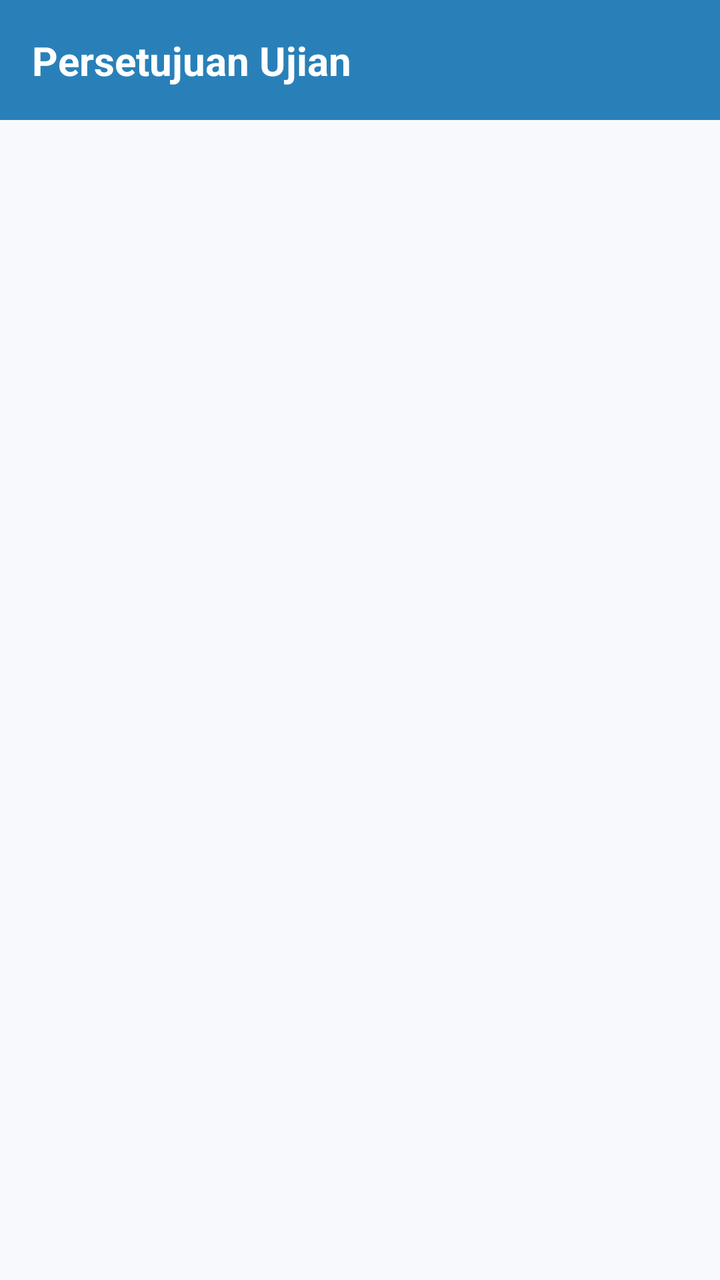
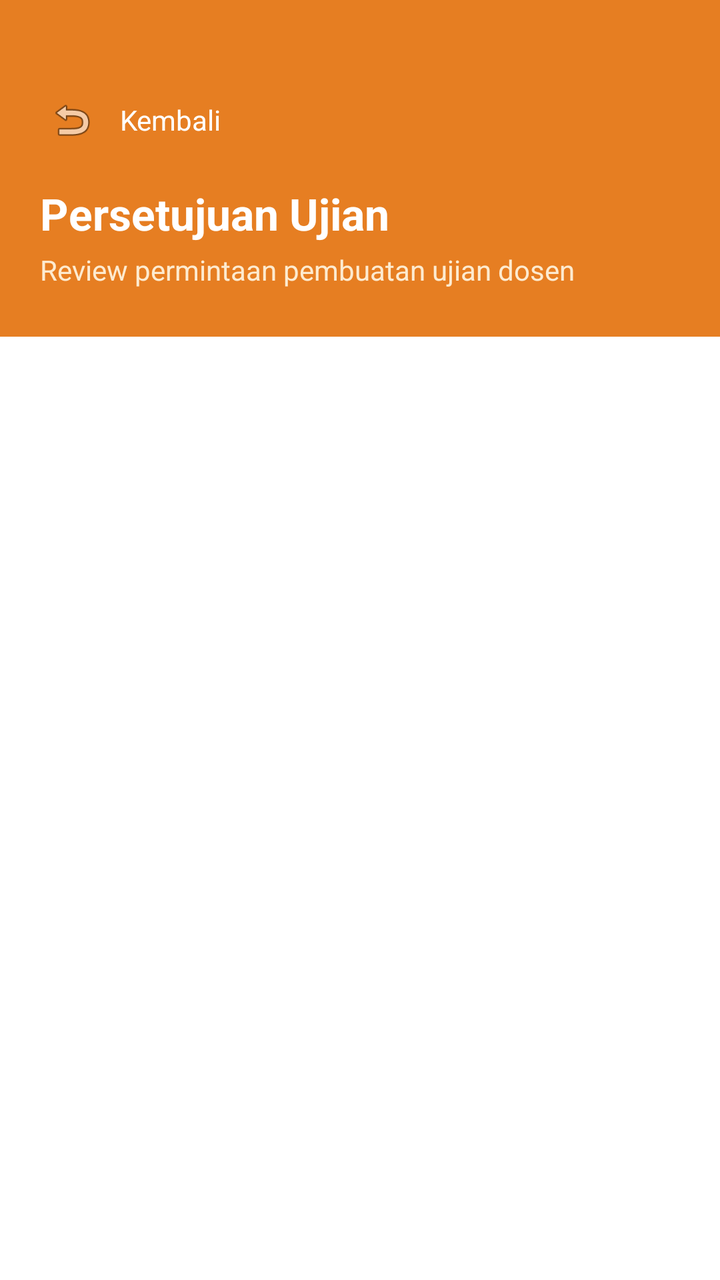

Screens rendered from an Android XML layout before and after an edit, with the pre-edit source and the edit as a unified diff.
<!-- AndroidManifest.xml: application theme Theme.IFUnjaniExam -->
<!-- res/layout/activity_admin_approval.xml -->
<?xml version="1.0" encoding="utf-8"?>
<androidx.constraintlayout.widget.ConstraintLayout xmlns:android="http://schemas.android.com/apk/res/android"
    xmlns:app="http://schemas.android.com/apk/res-auto"
    android:layout_width="match_parent"
    android:layout_height="match_parent"
    android:background="#f8f9fc">

    <androidx.constraintlayout.widget.ConstraintLayout
        android:id="@+id/topBar"
        android:layout_width="match_parent"
        android:layout_height="60dp"
        android:background="#2980b9"
        app:layout_constraintTop_toTopOf="parent">

        <TextView
            android:id="@+id/tvHeaderTitle"
            android:layout_width="wrap_content"
            android:layout_height="wrap_content"
            android:layout_marginStart="16dp"
            android:text="Persetujuan Ujian"
            android:textColor="@android:color/white"
            android:textSize="20sp"
            android:textStyle="bold"
            app:layout_constraintBottom_toBottomOf="parent"
            app:layout_constraintStart_toStartOf="parent"
            app:layout_constraintTop_toTopOf="parent" />
    </androidx.constraintlayout.widget.ConstraintLayout>

    <androidx.recyclerview.widget.RecyclerView
        android:id="@+id/rvApprovals"
        android:layout_width="match_parent"
        android:layout_height="0dp"
        android:padding="8dp"
        android:clipToPadding="false"
        app:layout_constraintTop_toBottomOf="@id/topBar"
        app:layout_constraintBottom_toBottomOf="parent" />

    <TextView
        android:id="@+id/tvEmptyApprovals"
        android:layout_width="match_parent"
        android:layout_height="wrap_content"
        android:text="Tidak ada permintaan persetujuan saat ini"
        android:textColor="#7f8c8d"
        android:gravity="center"
        android:padding="16dp"
        android:visibility="gone"
        app:layout_constraintTop_toBottomOf="@id/topBar"
        app:layout_constraintBottom_toBottomOf="parent" />

    <ProgressBar
        android:id="@+id/progressBar"
        android:layout_width="wrap_content"
        android:layout_height="wrap_content"
        android:visibility="gone"
        app:layout_constraintTop_toTopOf="parent"
        app:layout_constraintBottom_toBottomOf="parent"
        app:layout_constraintStart_toStartOf="parent"
        app:layout_constraintEnd_toEndOf="parent" />

</androidx.constraintlayout.widget.ConstraintLayout>
<!-- resources referenced by this layout -->
<resources>
  <style name="Theme.IFUnjaniExam" parent="Base.Theme.IFUnjaniExam" />
  <style name="Base.Theme.IFUnjaniExam" parent="Theme.Material3.DayNight.NoActionBar">
          
          
      </style>
</resources>

<!-- the commit's change to res/layout/activity_admin_approval.xml (unified diff, before → after) -->
@@ -1,60 +1,102 @@
 <?xml version="1.0" encoding="utf-8"?>
-<androidx.constraintlayout.widget.ConstraintLayout xmlns:android="http://schemas.android.com/apk/res/android"
+<androidx.coordinatorlayout.widget.CoordinatorLayout xmlns:android="http://schemas.android.com/apk/res/android"
     xmlns:app="http://schemas.android.com/apk/res-auto"
     android:layout_width="match_parent"
     android:layout_height="match_parent"
-    android:background="#f8f9fc">
+    android:background="#ffffff">
 
-    <androidx.constraintlayout.widget.ConstraintLayout
-        android:id="@+id/topBar"
+    <LinearLayout
         android:layout_width="match_parent"
-        android:layout_height="60dp"
-        android:background="#2980b9"
-        app:layout_constraintTop_toTopOf="parent">
+        android:layout_height="match_parent"
+        android:orientation="vertical">
 
-        <TextView
-            android:id="@+id/tvHeaderTitle"
-            android:layout_width="wrap_content"
+        
+        <LinearLayout
+            android:layout_width="match_parent"
             android:layout_height="wrap_content"
-            android:layout_marginStart="16dp"
-            android:text="Persetujuan Ujian"
-            android:textColor="@android:color/white"
-            android:textSize="20sp"
-            android:textStyle="bold"
-            app:layout_constraintBottom_toBottomOf="parent"
-            app:layout_constraintStart_toStartOf="parent"
-            app:layout_constraintTop_toTopOf="parent" />
-    </androidx.constraintlayout.widget.ConstraintLayout>
+            android:background="#e67e22"
+            android:orientation="vertical"
+            android:paddingStart="20dp"
+            android:paddingEnd="20dp"
+            android:paddingTop="44dp"
+            android:paddingBottom="24dp">
 
-    <androidx.recyclerview.widget.RecyclerView
-        android:id="@+id/rvApprovals"
-        android:layout_width="match_parent"
-        android:layout_height="0dp"
-        android:padding="8dp"
-        android:clipToPadding="false"
-        app:layout_constraintTop_toBottomOf="@id/topBar"
-        app:layout_constraintBottom_toBottomOf="parent" />
+            
+            <LinearLayout
+                android:layout_width="match_parent"
+                android:layout_height="wrap_content"
+                android:gravity="center_vertical"
+                android:orientation="horizontal">
 
-    <TextView
-        android:id="@+id/tvEmptyApprovals"
-        android:layout_width="match_parent"
-        android:layout_height="wrap_content"
-        android:text="Tidak ada permintaan persetujuan saat ini"
-        android:textColor="#7f8c8d"
-        android:gravity="center"
-        android:padding="16dp"
-        android:visibility="gone"
-        app:layout_constraintTop_toBottomOf="@id/topBar"
-        app:layout_constraintBottom_toBottomOf="parent" />
+                <ImageView
+                    android:id="@+id/btnBack"
+                    android:layout_width="32dp"
+                    android:layout_height="32dp"
+                    android:src="@android:drawable/ic_menu_revert"
+                    android:contentDescription="Kembali"
+                    android:padding="4dp"
+                    android:clickable="true"
+                    android:focusable="true" />
 
-    <ProgressBar
-        android:id="@+id/progressBar"
-        android:layout_width="wrap_content"
-        android:layout_height="wrap_content"
-        android:visibility="gone"
-        app:layout_constraintTop_toTopOf="parent"
-        app:layout_constraintBottom_toBottomOf="parent"
-        app:layout_constraintStart_toStartOf="parent"
-        app:layout_constraintEnd_toEndOf="parent" />
+                <TextView
+                    android:layout_width="wrap_content"
+                    android:layout_height="wrap_content"
+                    android:layout_marginStart="8dp"
+                    android:text="Kembali"
+                    android:textColor="#ffffff"
+                    android:textSize="14sp" />
+            </LinearLayout>
 
-</androidx.constraintlayout.widget.ConstraintLayout>
+            <TextView
+                android:layout_width="match_parent"
+                android:layout_height="wrap_content"
+                android:layout_marginTop="16dp"
+                android:text="Persetujuan Ujian"
+                android:textColor="#ffffff"
+                android:textSize="22sp"
+                android:textStyle="bold" />
+                
+            <TextView
+                android:layout_width="match_parent"
+                android:layout_height="wrap_content"
+                android:layout_marginTop="4dp"
+                android:text="Review permintaan pembuatan ujian dosen"
+                android:textColor="#fdebd0"
+                android:textSize="14sp" />
+        </LinearLayout>
+
+        
+        <FrameLayout
+            android:layout_width="match_parent"
+            android:layout_height="0dp"
+            android:layout_weight="1">
+
+            <androidx.recyclerview.widget.RecyclerView
+                android:id="@+id/rvApprovals"
+                android:layout_width="match_parent"
+                android:layout_height="match_parent"
+                android:padding="16dp"
+                android:clipToPadding="false" />
+
+            <TextView
+                android:id="@+id/tvEmptyApprovals"
+                android:layout_width="match_parent"
+                android:layout_height="wrap_content"
+                android:layout_gravity="center"
+                android:text="Tidak ada permintaan persetujuan saat ini"
+                android:textColor="#718096"
+                android:gravity="center"
+                android:padding="32dp"
+                android:visibility="gone" />
+
+            <ProgressBar
+                android:id="@+id/progressBar"
+                android:layout_width="wrap_content"
+                android:layout_height="wrap_content"
+                android:layout_gravity="center"
+                android:visibility="gone" />
+
+        </FrameLayout>
+    </LinearLayout>
+
+</androidx.coordinatorlayout.widget.CoordinatorLayout>
